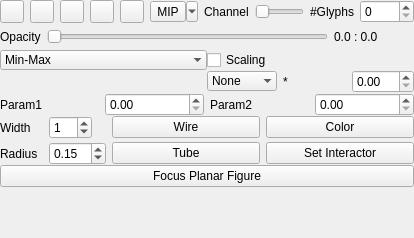
First picture: the form in Modules/Bundles/org.mitk.gui.qt.diffusionimaging/src/internal/QmitkControlVisualizationPropertiesViewControls.ui, repository MITK/MITK, before the edit.
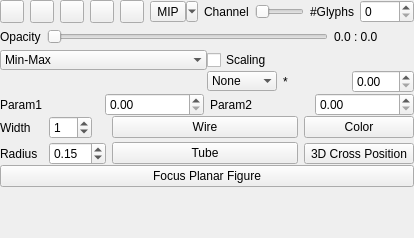
Second picture: the form after the edit. Custom widgets are drawn as their Qt base class.

Commit message: added button to start and stop picking

What changed in the file:
```diff
--- a/Modules/Bundles/org.mitk.gui.qt.diffusionimaging/src/internal/QmitkControlVisualizationPropertiesViewControls.ui
+++ b/Modules/Bundles/org.mitk.gui.qt.diffusionimaging/src/internal/QmitkControlVisualizationPropertiesViewControls.ui
@@ -547,9 +547,15 @@
        </widget>
       </item>
       <item row="1" column="7">
-       <widget class="QPushButton" name="m_SetInteractor">
+       <widget class="QToolButton" name="m_SetInteractor">
         <property name="text">
-         <string>Set Interactor</string>
+         <string>3D Cross Position</string>
+        </property>
+        <property name="checkable">
+         <bool>true</bool>
+        </property>
+        <property name="checked">
+         <bool>false</bool>
         </property>
        </widget>
       </item>
```
Left out of the diff: 30 changed lines with no effect on the pictures. The commit also changes 4 other files.
